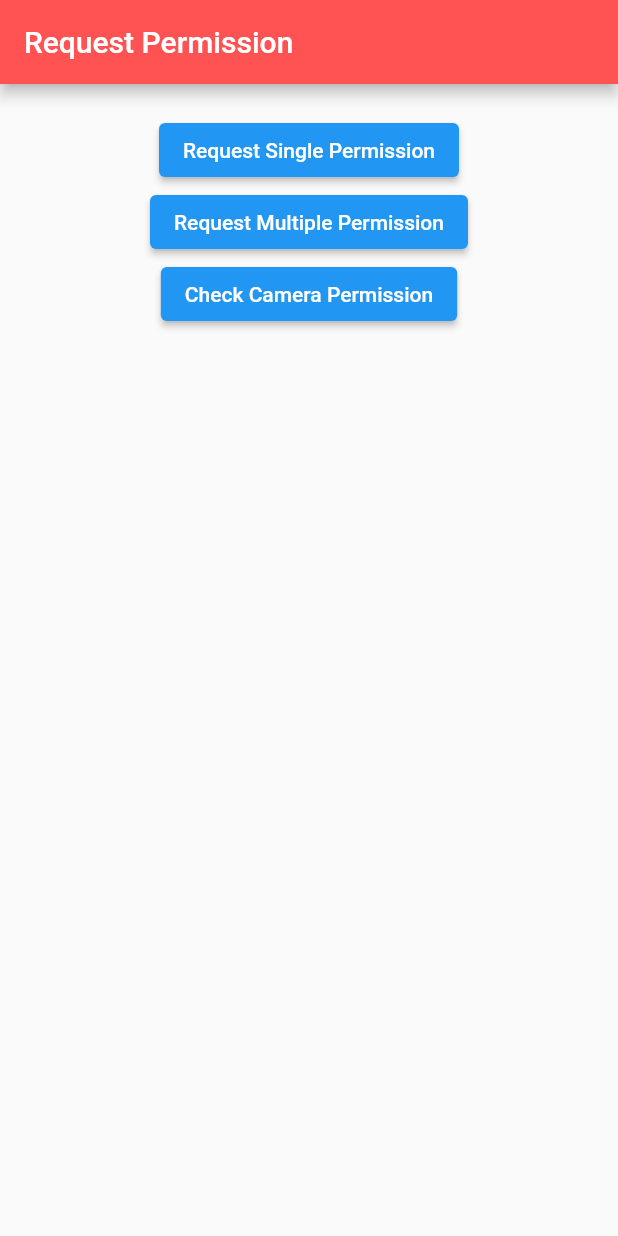
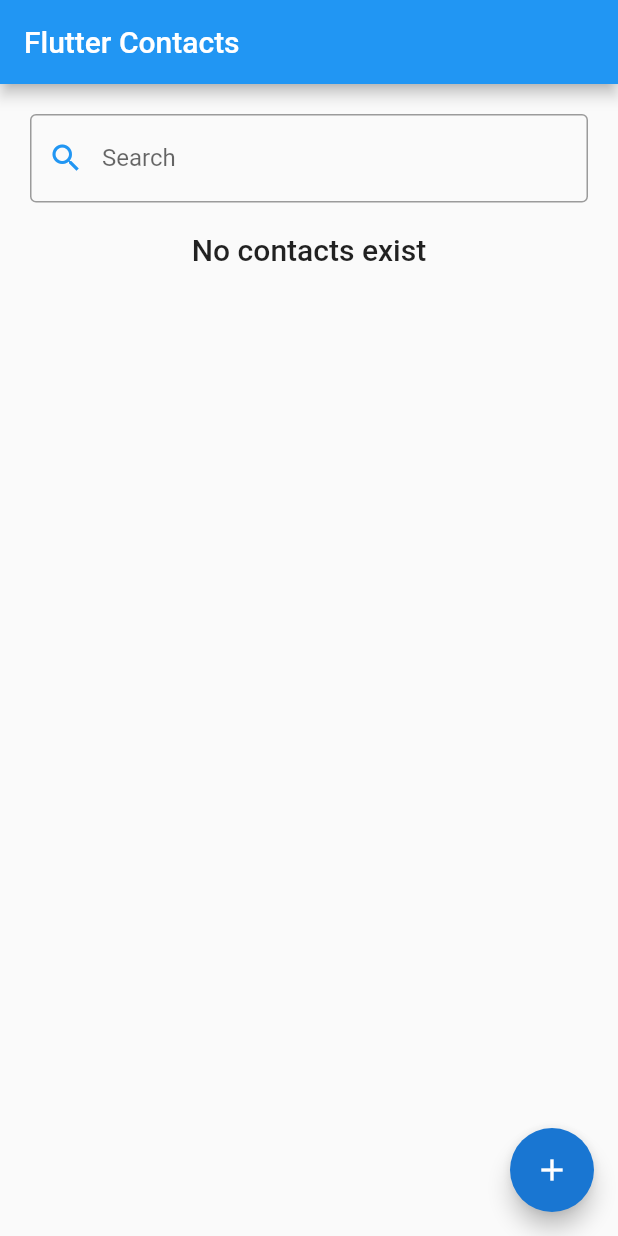
Before and after one commit to amit142857/live_template, a Flutter app: the screen it shows after launch, on a phone screen of 412 x 824 dp. Run offline on Flutter 3.47's test engine with Material 2 defaults, Android fonts, the phone set to English and light mode, and no system bars; our stand-ins replace contacts_service, permission_handler.

Commit message:
Contacts full tutorial

```diff
--- a/lib/main.dart
+++ b/lib/main.dart
@@ -1,99 +1,217 @@
+import 'package:contacts_service/contacts_service.dart';
+import 'package:flutter/cupertino.dart';
 import 'package:flutter/material.dart';
 import 'package:permission_handler/permission_handler.dart';
 
-void main() {
-  runApp(MyApp());
-}
+void main() => runApp(MyApp());
 
-class MyApp extends StatelessWidget{
+class MyApp extends StatelessWidget {
   @override
   Widget build(BuildContext context) {
     return MaterialApp(
-      title: "Test App",
-      home: HomePage(),
+      title: 'Flutter Contacts',
+      theme: ThemeData(
+        primarySwatch: Colors.blue,
+      ),
+      home: MyHomePage(title: 'Flutter Contacts'),
     );
   }
 }
 
-class HomePage extends StatefulWidget{
+class MyHomePage extends StatefulWidget {
+  MyHomePage({Key key, this.title}) : super(key: key);
+
+  final String title;
+
   @override
-  _HomePageState createState() => _HomePageState();
+  _MyHomePageState createState() => _MyHomePageState();
 }
 
-class _HomePageState extends State<HomePage> {
+class _MyHomePageState extends State<MyHomePage> {
+  List<Contact> contacts = [];
+  List<Contact> contactsFiltered = [];
+  Map<String, Color> contactsColorMap = new Map();
+  TextEditingController searchController = new TextEditingController();
+
+  @override
+  void initState() {
+    super.initState();
+    getPermissions();
+  }
+  getPermissions() async {
+    if (await Permission.contacts.request().isGranted) {
+      getAllContacts();
+      searchController.addListener(() {
+        filterContacts();
+      });
+    }
+  }
+
+  String flattenPhoneNumber(String phoneStr) {
+    return phoneStr.replaceAllMapped(RegExp(r'^(\+)|\D'), (Match m) {
+      return m[0] == "+" ? "+" : "";
+    });
+  }
+
+  getAllContacts() async {
+    List colors = [
+      Colors.green,
+      Colors.indigo,
+      Colors.yellow,
+      Colors.orange,
+      Colors.red
+    ];
+    int colorIndex = 0;
+    List<Contact> _contacts = (await ContactsService.getContacts()).toList();
+    _contacts.forEach((contact) {
+      Color baseColor = colors[colorIndex];
+      contactsColorMap[contact.displayName] = baseColor;
+      colorIndex++;
+      if (colorIndex == colors.length) {
+        colorIndex = 0;
+      }
+    });
+    setState(() {
+      contacts = _contacts;
+    });
+  }
+
+  filterContacts() {
+    List<Contact> _contacts = [];
+    _contacts.addAll(contacts);
+    if (searchController.text.isNotEmpty) {
+      _contacts.retainWhere((contact) {
+        String searchTerm = searchController.text.toLowerCase();
+        String searchTermFlatten = flattenPhoneNumber(searchTerm);
+        String contactName = contact.displayName.toLowerCase();
+        bool nameMatches = contactName.contains(searchTerm);
+        if (nameMatches == true) {
+          return true;
+        }
+
+        if (searchTermFlatten.isEmpty) {
+          return false;
+        }
+
+        var phone = contact.phones.firstWhere((phn) {
+          String phnFlattened = flattenPhoneNumber(phn.value);
+          return phnFlattened.contains(searchTermFlatten);
+        }, orElse: () => null);
+
+        return phone != null;
+      });
+    }
+    setState(() {
+      contactsFiltered = _contacts;
+    });
+  }
+
   @override
   Widget build(BuildContext context) {
+    bool isSearching = searchController.text.isNotEmpty;
+    bool listItemsExist = (contactsFiltered.length > 0 || contacts.length > 0);
     return Scaffold(
       appBar: AppBar(
-          title: Text("Request Permission"),
-          backgroundColor: Colors.redAccent,
+        title: Text(widget.title),
       ),
       body: Container(
-          alignment: Alignment.center,
         padding: EdgeInsets.all(20),
         child: Column(
-            children: [
+          children: <Widget>[
             Container(
-                child: ElevatedButton(
-                  child: Text("Request Single Permission"),
-                  onPressed: () async {
-                    if (await Permission.location.request().isGranted) {
-                      // Either the permission was already granted before or the user just granted it.
-                      print("Location Permission is granted");
-                    }else{
-                      print("Location Permission is denied.");
-                    }
+              child: TextField(
+                controller: searchController,
+                decoration: InputDecoration(
+                    labelText: 'Search',
+                    border: new OutlineInputBorder(
+                        borderSide: new BorderSide(
+                            color: Theme.of(context).primaryColor
+                        )
+                    ),
+                    prefixIcon: Icon(
+                        Icons.search,
+                        color: Theme.of(context).primaryColor
+                    )
+                ),
+              ),
+            ),
+            listItemsExist == true ?
+            Expanded(
+              child: ListView.builder(
+                shrinkWrap: true,
+                itemCount: isSearching == true ? contactsFiltered.length : contacts.length,
+                itemBuilder: (context, index) {
+                  Contact contact = isSearching == true ? contactsFiltered[index] : contacts[index];
+
+                  var baseColor = contactsColorMap[contact.displayName] as dynamic;
+
+                  Color color1 = baseColor[800];
+                  Color color2 = baseColor[400];
+                  return ListTile(
+                      title: Text(contact.displayName),
+                      subtitle: Text(
+                          contact.phones.length > 0 ? contact.phones.elementAt(0).value : ''
+                      ),
+                      leading: (contact.avatar != null && contact.avatar.length > 0) ?
+                      CircleAvatar(
+                        backgroundImage: MemoryImage(contact.avatar),
+                      ) :
+                      Container(
+                          decoration: BoxDecoration(
+                              shape: BoxShape.circle,
+                              gradient: LinearGradient(
+                                  colors: [
+                                    color1,
+                                    color2,
+                                  ],
+                                  begin: Alignment.bottomLeft,
+                                  end: Alignment.topRight
+                              )
+                          ),
+                          child: CircleAvatar(
+                              child: Text(
+                                  contact.initials(),
+                                  style: TextStyle(
+                                      color: Colors.white
+                                  )
+                              ),
+                              backgroundColor: Colors.transparent
+                          )
+                      )
+                  );
                 },
               ),
-              ),
-
-              Container(
-                child: ElevatedButton(
-                  child: Text("Request Multiple Permission"),
-                  onPressed: () async {
-                    // You can request multiple permissions at once.
-                    Map<Permission, PermissionStatus> statuses = await [
-                      Permission.location,
-                      Permission.camera,
-                      //add more permission to request here.
-                    ].request();
-
-                    if(statuses[Permission.location].isDenied){ //check each permission status after.
-                      print("Location permission is denied.");
-                    }
-
-                    if(statuses[Permission.camera].isDenied){ //check each permission status after.
-                      print("Camera permission is denied.");
-                    }
-                  },
-                ),
-              ),
-
-              Container(
-                child: ElevatedButton(
-                  child: Text("Check Camera Permission"),
-                  onPressed: () async {
-                    //check permission without request popup
-                    var status = await Permission.camera.status;
-                    if (status.isDenied) {
-                      // We didn't ask for permission yet or the permission has been denied before but not permanently.
-                      print("Permission is denined.");
-                    }else if(status.isGranted){
-                      //permission is already granted.
-                      print("Permission is already granted.");
-                    }else if(status.isPermanentlyDenied){
-                      //permission is permanently denied.
-                      print("Permission is permanently denied");
-                    }else if(status.isRestricted){
-                      //permission is OS restricted.
-                      print("Permission is OS restricted.");
-                    }
-                  },
-                ),
+            ) : Container(
+              padding: EdgeInsets.all(20),
+              child: Text(
+                  isSearching ?'No search results to show' : 'No contacts exist',
+                  style: Theme.of(context).textTheme.headline6
+              ) ,
             )
           ],
         ),
-        )
+      ),
+      floatingActionButton: FloatingActionButton(
+        child: Icon(Icons.add),
+        backgroundColor: Theme.of(context).primaryColorDark,
+        onPressed: () async {
+          try{
+            Contact contact = await ContactsService.openContactForm();
+            if(contact != null) {
+              getAllContacts();
+            }
+          }
+          on FormOperationException catch(e) {
+            switch(e.errorCode) {
+              case FormOperationErrorCode.FORM_OPERATION_CANCELED:
+              case FormOperationErrorCode.FORM_COULD_NOT_BE_OPEN:
+              case FormOperationErrorCode.FORM_OPERATION_UNKNOWN_ERROR:
+                print(e.toString());
+                break;
+            }
+          }
+        }
+      ),
     );
   }
 }
```
Also changed, not shown: pubspec.yaml (+4 -3 lines), pubspec.lock, 2 other files. Lines whose indentation alone changed are shown as unchanged.
